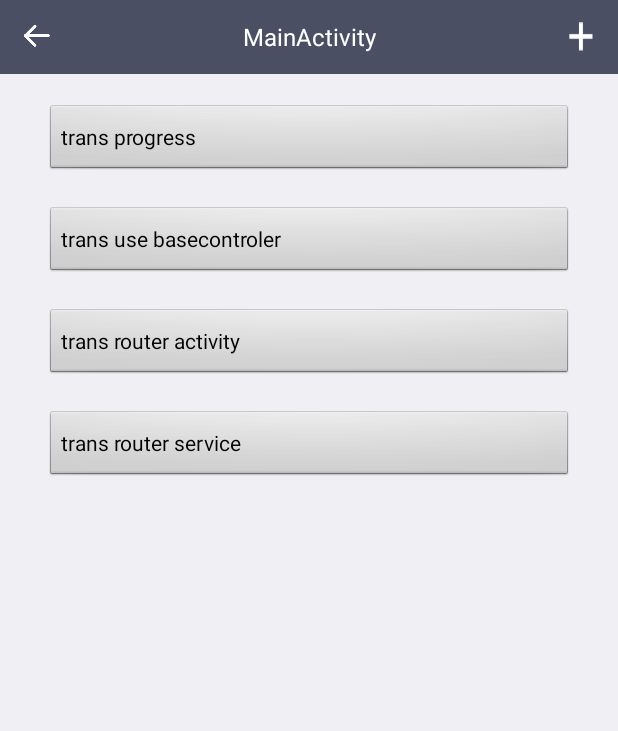
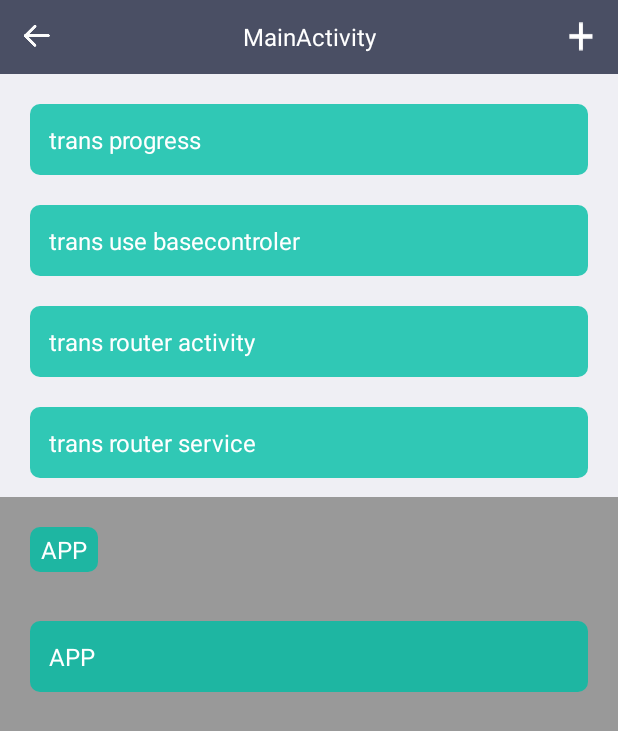
Before and after one commit to baichunqiu/Router, an Android app: the screen it shows after launch (MainActivity), on a phone screen of 412 x 824 dp. Shown: the top 731 px of the screen. Run offline under Robolectric (Android 15) with nearby library versions, the phone set to English and light mode, and no system bars.

Commit message:
统一配置style

```diff
--- a/app/src/main/res/layout/activity_main.xml
+++ b/app/src/main/res/layout/activity_main.xml
@@ -14,42 +14,44 @@
         android:layout_height="wrap_content" />
 
     <Button
-        android:layout_width="match_parent"
-        android:layout_height="wrap_content"
-        android:layout_marginLeft="30dp"
-        android:layout_marginRight="30dp"
-        android:layout_marginTop="20dp"
-        android:gravity="center_vertical"
+        style="@style/main_item_btn_blue"
         android:onClick="progress"
         android:text="trans progress" />
 
     <Button
-        android:layout_width="match_parent"
-        android:layout_height="wrap_content"
-        android:layout_marginLeft="30dp"
-        android:layout_marginRight="30dp"
-        android:layout_marginTop="20dp"
-        android:gravity="center_vertical"
+        style="@style/main_item_btn_blue"
         android:onClick="basecontroler"
         android:text="trans use basecontroler" />
 
     <Button
-        android:layout_width="match_parent"
-        android:layout_height="wrap_content"
-        android:layout_marginLeft="30dp"
-        android:layout_marginRight="30dp"
-        android:layout_marginTop="20dp"
-        android:gravity="center_vertical"
+        style="@style/main_item_btn_blue"
         android:onClick="routerActivity"
         android:text="trans router activity" />
 
     <Button
-        android:layout_width="match_parent"
-        android:layout_height="wrap_content"
-        android:layout_marginLeft="30dp"
-        android:layout_marginRight="30dp"
-        android:layout_marginTop="20dp"
-        android:gravity="center_vertical"
+        style="@style/main_item_btn_blue"
         android:onClick="routerService"
         android:text="trans router service" />
+
+    <LinearLayout
+        android:layout_width="match_parent"
+        android:layout_height="match_parent"
+        android:layout_marginTop="@dimen/dimens_25px"
+        android:background="@color/color_gray"
+        android:orientation="vertical">
+
+        <TextView
+            style="@style/main_text_btn_blue"
+            android:layout_margin="@dimen/dimens_40px"
+            android:text="@string/app_name" />
+
+        <TextView
+            style="@style/main_item_margin"
+            android:layout_marginTop="@dimen/dimens_25px"
+            android:background="@drawable/selector_btn_bg_blue"
+            android:text="@string/app_name"
+            android:padding="@dimen/dimens_25px"
+            android:gravity="center_vertical"
+            android:textSize="@dimen/font_size_16sp" />
+    </LinearLayout>
 </LinearLayout>
--- /dev/null
+++ b/app/src/main/res/values/styles.xml
@@ -0,0 +1,16 @@
+<resources>
+
+    <style name="main_text_btn_blue" parent="main_btn_padding">
+        <item name="android:textColor">@color/color_font_white</item>
+        <item name="android:textSize">@dimen/font_size_16sp</item>
+        <item name="android:background">@drawable/selector_btn_bg_blue</item>
+    </style>
+
+    <style name="main_item_btn_blue" parent="main_item_margin">
+        <item name="android:layout_marginTop">@dimen/dimens_40px</item>
+        <item name="android:gravity">center_vertical</item>
+        <item name="android:padding">@dimen/dimens_25px</item>
+        <item name="android:textSize">@dimen/font_size_16sp</item>
+        <item name="android:background">@drawable/selector_btn_bg_blue</item>
+    </style>
+</resources>
--- a/basis/src/main/res/drawable/progressbg_loading.xml
+++ /dev/null
@@ -1,6 +0,0 @@
-<?xml version="1.0" encoding="utf-8"?>
-<animated-rotate  xmlns:android="http://schemas.android.com/apk/res/android"
-    android:drawable="@mipmap/default_ptr_rotate"
-    android:pivotX="50%"
-    android:pivotY="50%"
-   />
--- /dev/null
+++ b/basis/src/main/res/drawable/selector_btn_bg_blue.xml
@@ -0,0 +1,17 @@
+<?xml version="1.0" encoding="utf-8"?>
+<selector xmlns:android="http://schemas.android.com/apk/res/android">
+
+    <item android:state_pressed="true"><shape>
+            <!-- 半径 -->
+            <corners android:radius="10px" />
+            <!-- 填充的颜色 -->
+            <solid android:color="#00BFA5"></solid>
+        </shape></item>
+     <item ><shape>
+            <!-- 半径 -->
+            <corners android:radius="10px" />
+            <!-- 填充的颜色 -->
+            <solid android:color="#cc00BFA5"></solid>
+        </shape></item>
+
+</selector>
--- a/basis/src/main/res/layout/listview_footer.xml
+++ b/basis/src/main/res/layout/listview_footer.xml
@@ -5,7 +5,7 @@
     android:layout_height="wrap_content"
     android:gravity="center"
     android:orientation="horizontal"
-    android:padding="@dimen/yms_dimens_20.0_px">
+    android:padding="@dimen/dimens_20px">
 
     <org.basis.network.view.progress.SpinKitView
         android:id="@+id/loading"
@@ -13,8 +13,8 @@
         android:layout_width="wrap_content"
         android:layout_height="wrap_content"
         android:layout_marginRight="10dp"
-        app:SpinKit_Color="@color/color_green_blue"
-        android:padding="@dimen/yms_dimens_10.0_px" />
+        app:SpinKit_Color="@color/color_blue_green"
+        android:padding="@dimen/dimens_10px" />
 
     <TextView
         android:id="@+id/more"
--- a/basis/src/main/res/layout/net_layout_load_dialog.xml
+++ b/basis/src/main/res/layout/net_layout_load_dialog.xml
@@ -17,7 +17,7 @@
         android:id="@+id/tv_load_msg"
         android:layout_width="wrap_content"
         android:layout_height="wrap_content"
-        android:layout_marginTop="@dimen/yms_dimens_20.0_px"
+        android:layout_marginTop="@dimen/dimens_20px"
         android:text="@string/net_loading"
         android:textColor="@color/color_white"
         android:textSize="16sp" />
--- a/basis/src/main/res/values/ids.xml
+++ b/basis/src/main/res/values/ids.xml
@@ -4,11 +4,6 @@
     <item name="mListView" type="id" />
     <!--有数据显示的所有控件根布局id -->
     <item name="show_data" type="id" />
-    <!--布局-->
-    <!--<item name="no_data" type="layout" />-->
-    <!--<item name="load_fail" type="layout" />-->
-    <!--titlebar id-->
-  <!--  <item name="layout_title_bar" type="layout" />-->
     <item name="ll_back_titlebar" type="id" />
     <item name="iv_left_titlebar" type="id" />
     <item name="tv_title_titlebar" type="id" />
--- a/basis/src/main/res/values/styles.xml
+++ b/basis/src/main/res/values/styles.xml
@@ -1,22 +1,21 @@
 <resources>
+
+    <!--  ****************  Activity 主题 style  **************** -->
 
     <style name="IMTheme.Basic" parent="android:Theme.Light">
         <item name="android:windowNoTitle">true</item>
         <item name="android:windowContentOverlay">@null</item>
+        <item name="android:windowBackground">@android:color/transparent</item>
+        <item name="android:windowIsTranslucent">true</item>
     </style>
 
     <!-- 统一切换Theme right in left out-->
     <style name="IMTheme.Transparent_Right" parent="@style/IMTheme.Basic">
-        <item name="android:windowBackground">@android:color/transparent</item>
-        <item name="android:windowIsTranslucent">true</item>
         <item name="android:windowAnimationStyle">@style/Animation_right_to_left</item>
     </style>
 
     <!-- Theme left in right out-->
     <style name="IMTheme.Transparent_Left" parent="@style/IMTheme.Basic">
-        <item name="android:windowBackground">@android:color/transparent</item>
-        <item name="android:windowIsTranslucent">true</item>
-
         <item name="android:windowAnimationStyle">@style/Animation_left_to_right</item>
     </style>
 
@@ -41,10 +40,7 @@
         <item name="android:activityCloseExitAnimation">@anim/slide_left_out</item>
     </style>
 
-    <style name="CustomProgressDialog" parent="@style/CustomDialog">
-        <item name="android:windowBackground">@android:color/transparent</item>
-        <item name="android:windowNoTitle">true</item>
-    </style>
+    <!--  ****************  Dialog  主题 style  **************** -->
 
     <style name="CustomDialog" parent="@android:style/Theme.Dialog">
         <item name="android:windowFrame">@null</item>
@@ -54,22 +50,19 @@
         <item name="android:windowSoftInputMode">stateUnspecified|adjustPan</item>
     </style>
 
+    <style name="CustomProgressDialog" parent="@style/CustomDialog">
+        <item name="android:windowBackground">@android:color/transparent</item>
+        <item name="android:windowNoTitle">true</item>
+    </style>
+
+    <!--  ****************  Progressbar  style  **************** -->
+
     <style name="progressbar_refresh_style">
         <item name="android:indeterminateOnly">true</item>
         <item name="android:minWidth">25dip</item>
         <item name="android:maxWidth">25dip</item>
         <item name="android:minHeight">25dip</item>
         <item name="android:maxHeight">25dip</item>
-    </style>
-
-    <style name="main_text_blue_green_14">
-        <item name="android:textColor">#00BFA5</item>
-        <item name="android:textSize">14sp</item>
-    </style>
-
-    <style name="main_text_blue_green_12">
-        <item name="android:textColor">#00BFA5</item>
-        <item name="android:textSize">12sp</item>
     </style>
 
     <style name="progressbar_loading_style">
@@ -80,6 +73,7 @@
         <item name="android:maxHeight">30dip</item>
     </style>
 
+    <!--SpinKitView 自定义 -->
     <style name="SpinKitView">
         <item name="android:indeterminateOnly">true</item>
         <item name="android:minWidth">40dip</item>
@@ -88,4 +82,109 @@
         <item name="android:maxHeight">40dip</item>
     </style>
 
+    <!--  ****************  自定义 文字相关style  **************** -->
+
+    <!--white 白色字体 style-->
+    <style name="main_text_white">
+        <item name="android:textColor">@color/color_font_white</item>
+    </style>
+
+    <style name="main_text_white_16" parent="main_text_white">
+        <item name="android:textSize">@dimen/font_size_16sp</item>
+    </style>
+
+    <style name="main_text_white_14" parent="main_text_white">
+        <item name="android:textSize">@dimen/font_size_14sp</item>
+    </style>
+
+    <style name="main_text_white_12" parent="main_text_white">
+        <item name="android:textSize">@dimen/font_size_12sp</item>
+    </style>
+
+    <!--black 黑色字体 style-->
+    <style name="main_text_black">
+        <item name="android:textColor">@color/color_font_black</item>
+    </style>
+
+    <style name="main_text_black_16" parent="main_text_black">
+        <item name="android:textSize">@dimen/font_size_16sp</item>
+    </style>
+
+    <style name="main_text_black_14" parent="main_text_black">
+        <item name="android:textSize">@dimen/font_size_14sp</item>
+    </style>
+
+    <style name="main_text_black_12" parent="main_text_black">
+        <item name="android:textSize">@dimen/font_size_12sp</item>
+    </style>
+
+    <!--gray 灰色字体 style-->
+    <style name="main_text_gray">
+        <item name="android:textColor">@color/color_font_gray</item>
+    </style>
+
+    <style name="main_text_gray_16" parent="main_text_gray">
+        <item name="android:textSize">@dimen/font_size_16sp</item>
+    </style>
+
+    <style name="main_text_gray_14" parent="main_text_gray">
+        <item name="android:textSize">@dimen/font_size_14sp</item>
+    </style>
+
+    <style name="main_text_gray_12" parent="main_text_gray">
+        <item name="android:textSize">@dimen/font_size_12sp</item>
+    </style>
+
+    <!--green 绿色字体 style-->
+    <style name="main_text_green">
+        <item name="android:textColor">@color/color_font_green</item>
+    </style>
+
+    <style name="main_text_green_16" parent="main_text_green">
+        <item name="android:textSize">@dimen/font_size_16sp</item>
+    </style>
+
+    <style name="main_text_green_14" parent="main_text_green">
+        <item name="android:textSize">@dimen/font_size_14sp</item>
+    </style>
+
+    <style name="main_text_green_12" parent="main_text_green">
+        <item name="android:textSize">@dimen/font_size_12sp</item>
+    </style>
+
+    <!--blue_green 蓝绿色字体 style-->
+    <style name="main_text_blue_green">
+        <item name="android:textColor">@color/color_font_blue_green</item>
+    </style>
+
+    <style name="main_text_blue_green_16" parent="main_text_blue_green">
+        <item name="android:textSize">@dimen/font_size_16sp</item>
+    </style>
+
+    <style name="main_text_blue_green_14" parent="main_text_blue_green">
+        <item name="android:textSize">@dimen/font_size_14sp</item>
+    </style>
+
+    <style name="main_text_blue_green_12" parent="main_text_blue_green">
+        <item name="android:textSize">@dimen/font_size_12sp</item>
+    </style>
+
+    <!--  ****************  自定义 统一风格控件style  **************** -->
+    <!--设置内边距btn style-->
+    <style name="main_btn_padding" parent="main_text_white_16">
+        <item name="android:layout_width">wrap_content</item>
+        <item name="android:layout_height">wrap_content</item>
+        <item name="android:paddingTop">@dimen/dimens_9px</item>
+        <item name="android:paddingBottom">@dimen/dimens_9px</item>
+        <item name="android:paddingLeft">@dimen/dimens_15px</item>
+        <item name="android:paddingRight">@dimen/dimens_15px</item>
+    </style>
+
+    <style name="main_item_margin" parent="main_text_white_16">
+        <item name="android:layout_width">match_parent</item>
+        <item name="android:layout_height">wrap_content</item>
+        <item name="android:layout_marginLeft">@dimen/margin_main_item</item>
+        <item name="android:layout_marginRight">@dimen/margin_main_item</item>
+    </style>
+
 </resources>
--- a/testblib/src/main/java/org/loader/bbslib/BActivity.java
+++ b/testblib/src/main/java/org/loader/bbslib/BActivity.java
@@ -23,7 +23,7 @@ public class BActivity extends BaseActivity {
         TextView tv = new TextView(this);
         tv.setTextSize(30);
         tv.setLayoutParams(new ViewGroup.LayoutParams(ViewGroup.LayoutParams.MATCH_PARENT, ViewGroup.LayoutParams.MATCH_PARENT));
-        tv.setBackgroundResource(R.color.color_green_blue);
+        tv.setBackgroundResource(R.color.color_blue_green);
         tv.setGravity(Gravity.CENTER);
         tv.setText("BActivity : testb");
         setContentView(tv);
```
Also changed, not shown: app/src/main/res/layout/activity_network.xml (+7 -7 lines), basis/src/main/res/layout/pull_to_refresh_header_layout.xml (+5 -5 lines), basis/src/main/res/layout/toast_mb.xml (+6 -6 lines), basis/src/main/res/values/colors.xml (+7 -2 lines), basis/src/main/res/values/dimens.xml (+26 -16 lines), basis/src/main/res/mipmap-xxhdpi/default_ptr_rotate.png (deleted).
